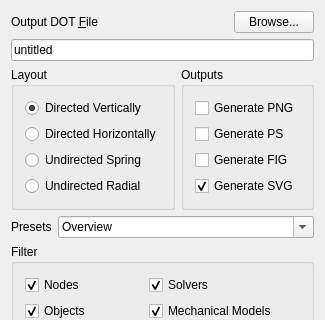
The window that sofa/gui/qt/BaseGenGraphForm.ui (InSimo/ISSofaGUI) describes before a commit, drawn with Qt 5; both pictures show x 0 to 325 and y 0 to 320 of the 325 by 705 pixel window.
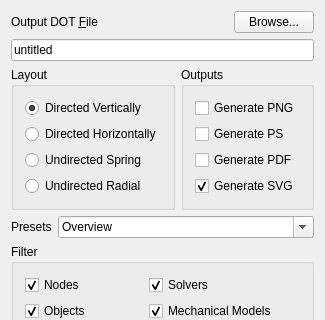
The same window after the commit. Custom widgets are drawn as their Qt base class.

Commit message: Export Graph: replace FIG with PDF as it is now supported by graphviz (and much more useful)

```diff
--- a/sofa/gui/qt/BaseGenGraphForm.ui
+++ b/sofa/gui/qt/BaseGenGraphForm.ui
@@ -119,7 +119,7 @@
         <item>
          <widget class="QCheckBox" name="genFIG">
           <property name="text">
-           <string>Generate FIG</string>
+           <string>Generate PDF</string>
           </property>
          </widget>
         </item>
```
Left out of the diff: 4 changed lines with no effect on the pictures. The commit also changes 1 other file.
